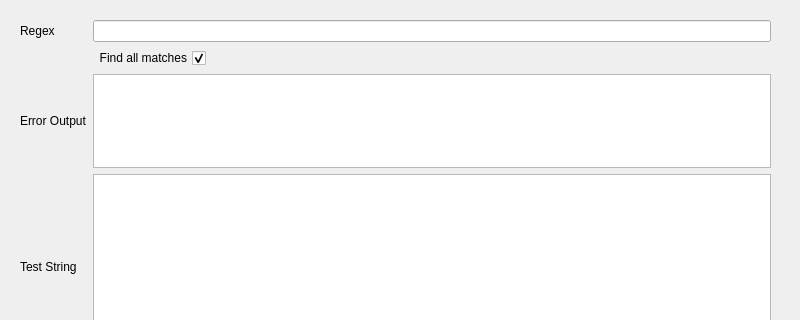
Qt form mainwindow.ui (lorenzofelletti/regexpviz) before a commit; both pictures show x 0 to 800 and y 0 to 320 of the 800 by 600 pixel window.
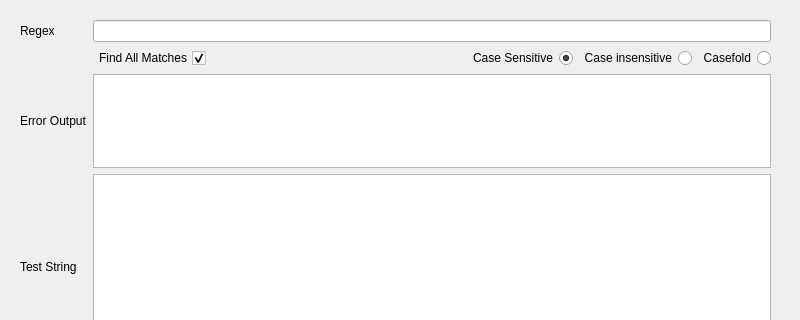
The same form after that commit.

Commit message: added radiobuttons, restructured syntax highlighter

The edit to the form file:
```diff
--- a/mainwindow.ui
+++ b/mainwindow.ui
@@ -49,7 +49,7 @@
           <bool>false</bool>
          </property>
          <property name="text">
-          <string>Find all matches</string>
+          <string>Find All Matches</string>
          </property>
          <property name="checked">
           <bool>true</bool>
@@ -69,6 +69,57 @@
          </property>
         </spacer>
        </item>
+       <item>
+        <widget class="QRadioButton" name="case_sensitive_rb">
+         <property name="minimumSize">
+          <size>
+           <width>0</width>
+           <height>0</height>
+          </size>
+         </property>
+         <property name="layoutDirection">
+          <enum>Qt::RightToLeft</enum>
+         </property>
+         <property name="text">
+          <string>Case Sensitive</string>
+         </property>
+         <property name="checked">
+          <bool>true</bool>
+         </property>
+        </widget>
+       </item>
+       <item>
+        <widget class="QRadioButton" name="case_insensitive_rb">
+         <property name="minimumSize">
+          <size>
+           <width>0</width>
+           <height>0</height>
+          </size>
+         </property>
+         <property name="layoutDirection">
+          <enum>Qt::RightToLeft</enum>
+         </property>
+         <property name="text">
+          <string>Case insensitive</string>
+         </property>
+        </widget>
+       </item>
+       <item>
+        <widget class="QRadioButton" name="casefold_rb">
+         <property name="minimumSize">
+          <size>
+           <width>0</width>
+           <height>0</height>
+          </size>
+         </property>
+         <property name="layoutDirection">
+          <enum>Qt::RightToLeft</enum>
+         </property>
+         <property name="text">
+          <string>Casefold</string>
+         </property>
+        </widget>
+       </item>
       </layout>
      </item>
      <item row="0" column="1">
```
The commit also changes 2 other files.
